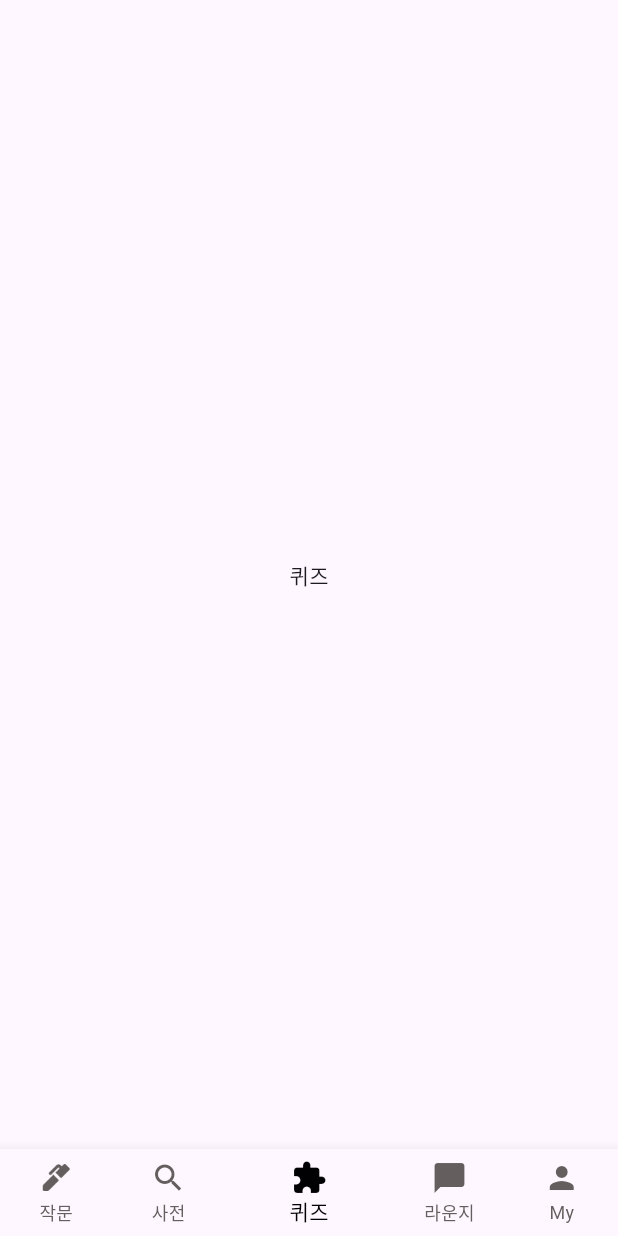
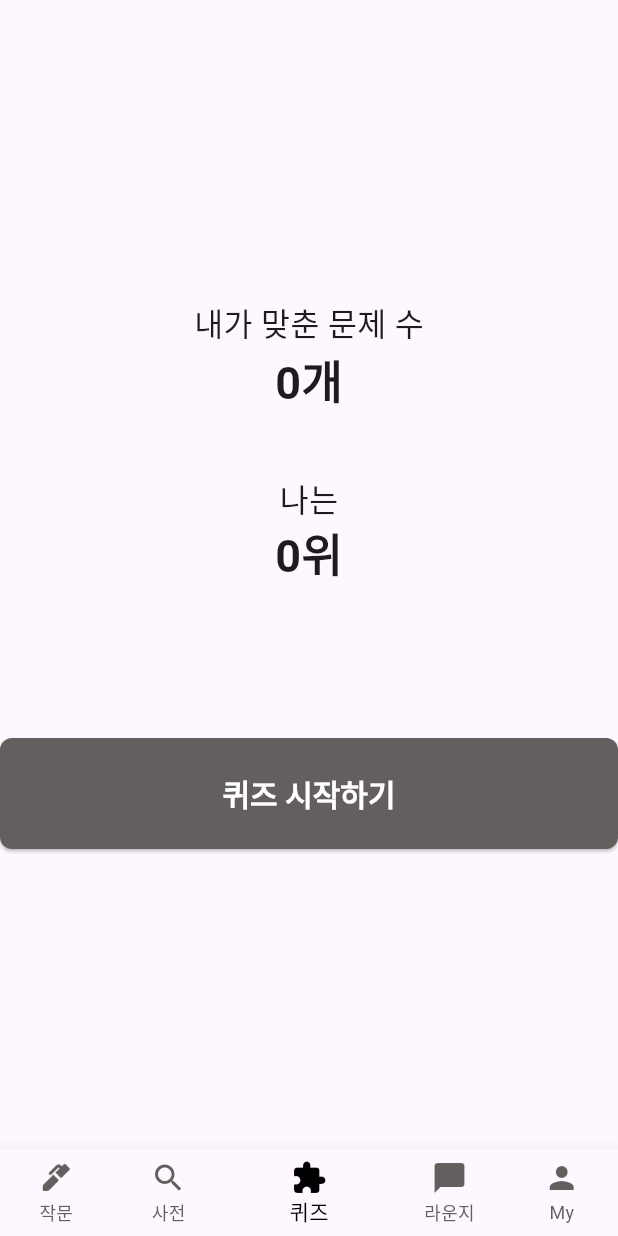
Before and after one commit to Writing-Flow/Flutter, a Flutter app: the screen it shows after launch, item 3 of the bottom bar chosen, on a phone screen of 412 x 824 dp. Run offline on Flutter 3.47's test engine with Material 3 defaults, Android fonts, the phone set to English and light mode, and no system bars; our stand-ins replace flutter_native_splash, get, sqflite; accounts and stored records are empty; network calls fail.

Commit message:
feat: 퀴즈 UI / 기능 구현

```diff
--- /dev/null
+++ b/lib/src/models/quiz_model.dart
@@ -0,0 +1,14 @@
+class QuizModel {
+  late String word;
+  late String definition;
+
+  QuizModel({
+    required this.word,
+    required this.definition,
+  });
+
+  QuizModel.parse(Map m) {
+    word = m['word'] ?? '';
+    definition = m['definition'] ?? '';
+  }
+}
--- a/lib/src/screens/home/dictionary/dictionary_search.dart
+++ b/lib/src/screens/home/dictionary/dictionary_search.dart
@@ -1,5 +1,3 @@
-import 'dart:developer';
-
 import 'package:flutter/material.dart';
 import 'package:get/get.dart';
 import 'package:geulnarae/src/screens/home/dictionary/dictionary_search_list_view_item.dart';
@@ -24,7 +22,7 @@ class _DictionarySearchState extends State<DictionarySearch> {
         leading: IconButton(
           icon: Icon(Icons.search),
           onPressed: () async {
-            log('구간2: ${dictionaryController.searchTextController.text} ');
+
             Map json =  await DictionaryProvider().search(dictionaryController.searchTextController.text); // 검색
             if(json.isNotEmpty){
               List<DictionarySearchModel> tmp = json['data'].map<DictionarySearchModel>((m) =>
--- a/lib/src/screens/home/home.dart
+++ b/lib/src/screens/home/home.dart
@@ -3,6 +3,7 @@ import 'package:flutter/material.dart';
 import 'package:geulnarae/src/color/app_colors.dart';
 import 'package:geulnarae/src/screens/home/dictionary/dictionary_search.dart';
 import 'package:geulnarae/src/screens/home/my/my_page.dart';
+import 'package:geulnarae/src/screens/home/quiz/quiz_intro.dart';
 
 import 'writing/writing_intro.dart';
 
@@ -17,7 +18,7 @@ final List<BottomNavigationBarItem> myTabs = [
 final List<Widget> myTabItems = [
   WritingIntro(),
   DictionarySearch(),
-  Center(child: Text('퀴즈')),
+  QuizIntro(),
   Center(child: Text('라운지')),
   MyPage()
 ];
--- /dev/null
+++ b/lib/src/screens/home/quiz/quiz_intro.dart
@@ -0,0 +1,40 @@
+import 'package:flutter/material.dart';
+import 'package:get/get.dart';
+import 'package:geulnarae/src/controllers/quiz_controller.dart';
+
+
+class QuizIntro extends StatefulWidget {
+  const QuizIntro({super.key});
+
+  @override
+  State<QuizIntro> createState() => _QuizIntroState();
+}
+
+class _QuizIntroState extends State<QuizIntro> {
+  final quizController = Get.put(QuizController());
+
+  @override
+  Widget build(BuildContext context) {
+    return Scaffold(
+      body: Obx( () =>
+        Center(
+          child: Column(
+            mainAxisAlignment: MainAxisAlignment.center,
+            children: [
+              Text('내가 맞춘 문제 수', style: TextStyle(fontSize: 21)),
+              Text('${quizController.myQuizNum}개', style: TextStyle(fontSize: 30, fontWeight: FontWeight.bold)),
+              SizedBox(height: 40),
+              Text('나는', style: TextStyle(fontSize: 21)),
+              Text('${quizController.myRank}위', style: TextStyle(fontSize: 30, fontWeight: FontWeight.bold)),
+              SizedBox(height: 100),
+              ElevatedButton(
+                onPressed: quizController.quizRequest,
+                child: Text('퀴즈 시작하기'),
+              )
+            ],
+          ),
+        ),
+      ),
+    );
+  }
+}
--- a/lib/src/shared/global.dart
+++ b/lib/src/shared/global.dart
@@ -2,5 +2,5 @@ class Global{
 
   static String accessToken = '';
   static const String baseUrl = 'https://cc8b-220-94-221-198.ngrok-free.app';
-
+  static String nickName = '퀴즈왕';
 }
```
Also changed, not shown: lib/src/controllers/quiz_controller.dart (added, +91 -0 lines), lib/src/providers/quiz_provider.dart (added, +34 -0 lines), lib/src/screens/home/quiz/do_quiz.dart (added, +49 -0 lines), lib/src/screens/home/quiz/quiz_result.dart (added, +46 -0 lines), lib/src/screens/home/quiz/quiz_result_item.dart (added, +48 -0 lines).
